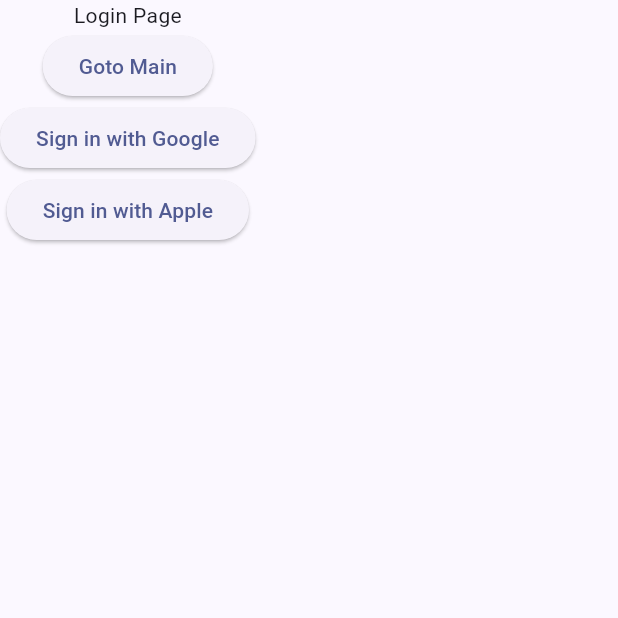
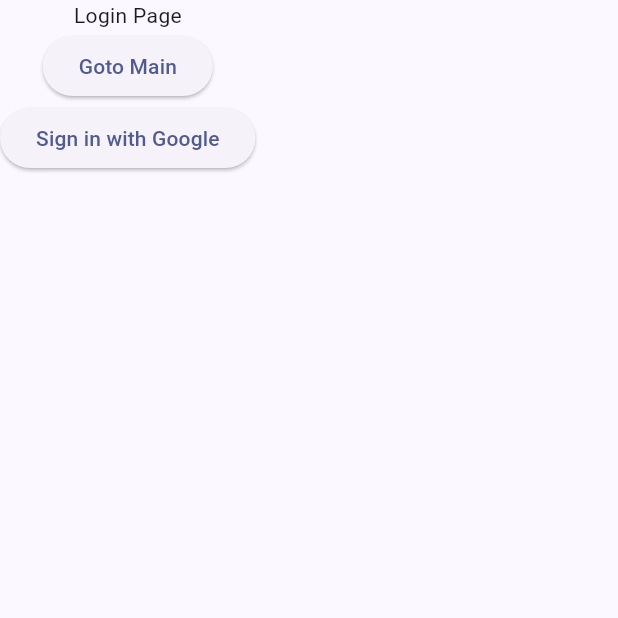
Before and after one commit to causyj/SOCDOC-Flutter, a Flutter app: the screen it shows after launch, on a phone screen of 412 x 824 dp, the top half of it. Run offline on Flutter 3.47's test engine with Material 2 defaults, Android fonts, the phone set to English and light mode, and no system bars; our stand-ins replace firebase_auth, firebase_core, google_sign_in; accounts and stored records are empty; generated files the repository leaves out were written again.

Commit message:
Update Login Page : Applied Apple Login Button Conditional Render only from iOS

```diff
--- a/lib/Pages/LoginPage.dart
+++ b/lib/Pages/LoginPage.dart
@@ -1,3 +1,5 @@
+import 'dart:io' show Platform;
+
 import 'package:flutter/material.dart';
 import 'package:firebase_auth/firebase_auth.dart';
 import 'package:firebase_core/firebase_core.dart';
@@ -80,14 +82,13 @@ class _LoginButtons extends StatelessWidget {
             tryGoogleLogin();
           }
         ),
-        ElevatedButton(
-            child: const Text("Sign in with Apple"),
-            onPressed: (){
-              tryAppleLogin();
-            }
-        )
+        Platform.isIOS ? ElevatedButton(
+          child: const Text("Sign in with Apple"),
+          onPressed: (){
+            tryAppleLogin();
+          }
+        ):const SizedBox.shrink()
       ]
     );
   }
-
 }
```
